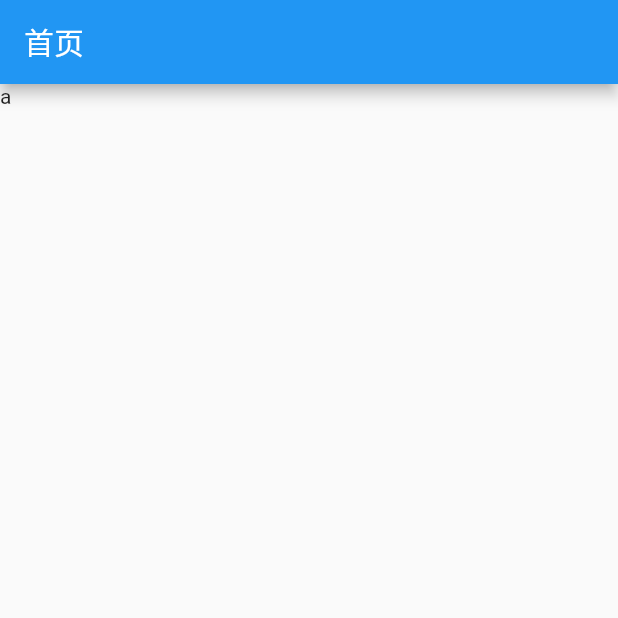
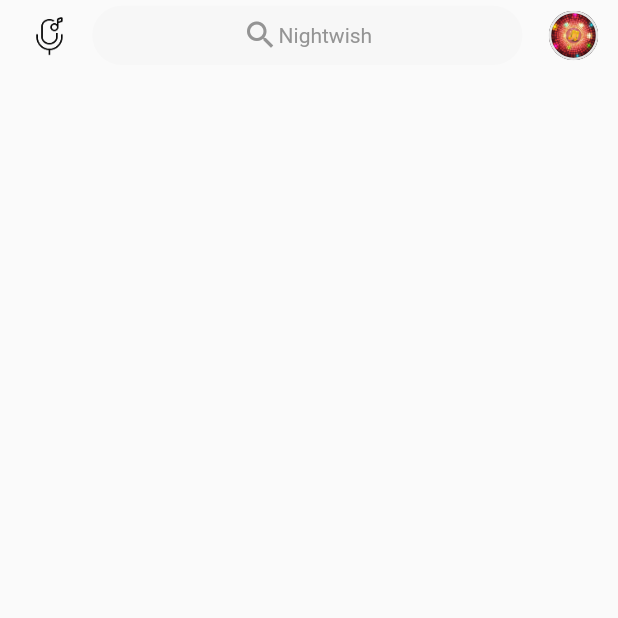
Before and after one commit to wangjue666/flutter-music, a Flutter app: the screen it shows after launch, on a phone screen of 412 x 824 dp, the top half of it. Run offline on Flutter 3.47's test engine with Material 2 defaults, Android fonts, the phone set to English and light mode, and no system bars.

Commit message:
完成搜素条UI组件

```diff
--- /dev/null
+++ b/lib/pages/home/header.dart
@@ -0,0 +1,75 @@
+import 'dart:ui';
+
+import 'package:flutter/material.dart';
+import "package:hello/util/screen_util.dart";
+
+class Header extends StatelessWidget {
+  @override
+  Widget build(BuildContext context) {
+    var screen = Screen(context);
+    return Container(
+      padding: EdgeInsets.only(left: screen.calc(24), right: screen.calc(24)),
+      child: Row(
+        children: [
+          Container(
+            margin: EdgeInsets.only(right: screen.calc(16)),
+            child: Image.asset('assets/header_icon_music.png',
+                width: screen.calc(72), height: screen.calc((72))),
+          ),
+          Expanded(
+              child: Stack(
+            children: [
+              Container(
+                padding: EdgeInsets.only(
+                    left: screen.calc(30), right: screen.calc(30)),
+                height: screen.calc(72),
+                decoration: BoxDecoration(
+                  borderRadius: BorderRadius.circular(screen.calc(36)),
+                  color: Color(0xfff7f7f7),
+                ),
+                child: TextField(
+                  decoration: InputDecoration(border: InputBorder.none),
+                ),
+              ),
+              Positioned(
+                  child: Container(
+                width: screen.calc(522),
+                height: screen.calc(72),
+                child: Center(
+                  child: Row(
+                    mainAxisAlignment: MainAxisAlignment.center,
+                    children: [
+                      Icon(
+                        Icons.search,
+                        color: Color(0xff949494),
+                      ),
+                      Text(
+                        "Nightwish",
+                        style: TextStyle(
+                          color: Color(0xff949494),
+                        ),
+                      )
+                    ],
+                  ),
+                ),
+              ))
+            ],
+          )),
+          Container(
+              child: Container(
+            margin: EdgeInsets.only(left: screen.calc(32)),
+            width: screen.calc(60),
+            height: screen.calc(60),
+            decoration: BoxDecoration(
+                borderRadius: BorderRadius.circular(screen.calc(30)),
+                border:
+                    Border.all(width: screen.calc(3), color: Color(0xffe5e5e5)),
+                image: DecorationImage(
+                  image: AssetImage('assets/tmp_icon_music.png'),
+                )),
+          ))
+        ],
+      ),
+    );
+  }
+}
--- a/lib/pages/home/home.dart
+++ b/lib/pages/home/home.dart
@@ -1,8 +1,18 @@
 import 'package:flutter/material.dart';
+import "package:hello/util/screen_util.dart";
+import "package:hello/pages/home/header.dart";
 
 class HomePage extends StatelessWidget {
   @override
   Widget build(BuildContext context) {
-    return Scaffold(appBar: AppBar(title: Text('首页')), body: Text('a'));
+    var screen = Screen(context);
+    return Scaffold(
+        body: Container(
+            padding: EdgeInsets.only(top: (screen.top + screen.calc(7))),
+            child: Column(
+              children: [
+                Header(),
+              ],
+            )));
   }
 }
```
Also changed, not shown: pubspec.yaml (+4 -3 lines), assets/header_icon_music.png (added), assets/tmp_icon_music.png (added), lib/pages/home/category.dart (added), lib/pages/home/slider.dart (added).
